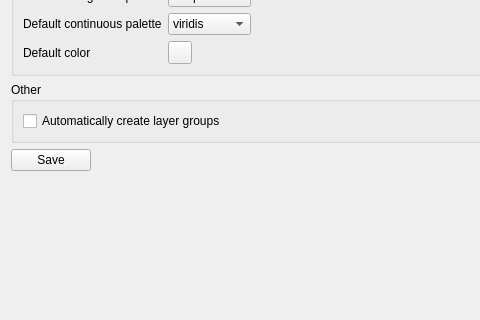
The window that eis_qgis_plugin/resources/ui/wizard_settings.ui (GispoCoding/eis_qgis_plugin) describes before a commit, drawn with Qt 5; both pictures show x 0 to 480 and y 191 to 511 of the 787 by 836 pixel window.
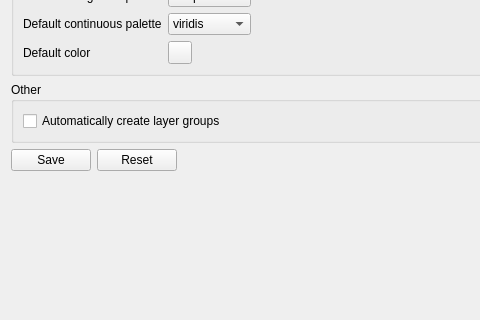
The same window after the commit. Custom widgets are drawn as their Qt base class.

Commit message: Improve settings: load, reset and default functionalities

```diff
--- a/eis_qgis_plugin/resources/ui/wizard_settings.ui
+++ b/eis_qgis_plugin/resources/ui/wizard_settings.ui
@@ -213,6 +213,13 @@
        </property>
       </widget>
      </item>
+     <item>
+      <widget class="QPushButton" name="reset_settings_btn">
+       <property name="text">
+        <string>Reset</string>
+       </property>
+      </widget>
+     </item>
      <item>
       <spacer name="horizontalSpacer_4">
        <property name="orientation">
```
The commit also changes 1 other file.
